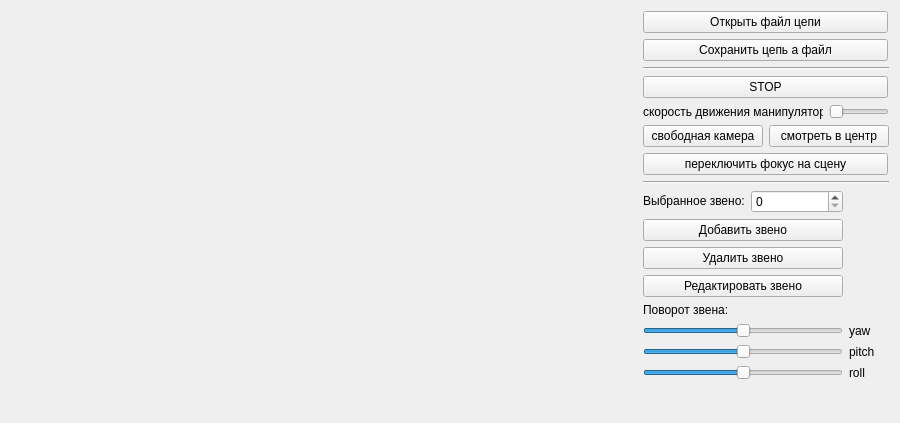
Qt form inverse_kinematics/mainwindow.ui (ozzbI/IK) before a commit.
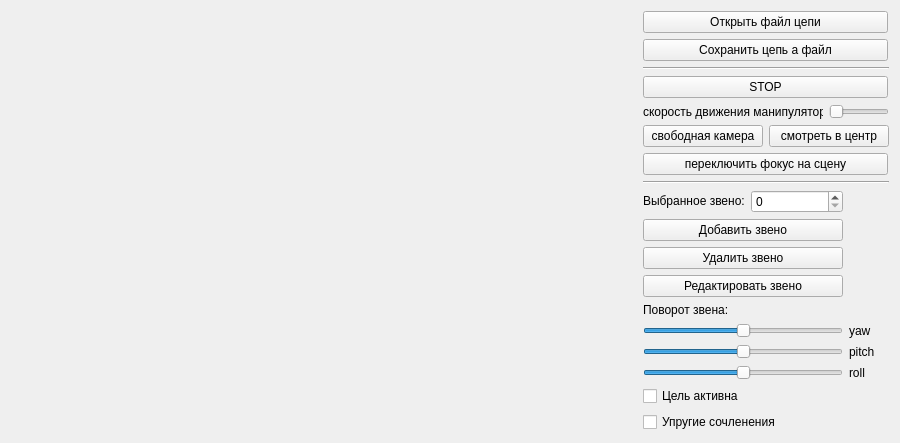
The same form after that commit.

The edit to the form file:
```diff
--- a/inverse_kinematics/mainwindow.ui
+++ b/inverse_kinematics/mainwindow.ui
@@ -427,7 +427,7 @@
           </property>
          </widget>
         </item>
-        <item row="9" column="0">
+        <item row="11" column="0">
          <spacer name="verticalSpacer">
           <property name="orientation">
            <enum>Qt::Vertical</enum>
@@ -443,6 +443,20 @@
           </property>
          </spacer>
         </item>
+        <item row="9" column="0">
+         <widget class="QCheckBox" name="Target_Activated_checkbox">
+          <property name="text">
+           <string>Цель активна</string>
+          </property>
+         </widget>
+        </item>
+        <item row="10" column="0">
+         <widget class="QCheckBox" name="elastic_joints_checkbox">
+          <property name="text">
+           <string>Упругие сочленения</string>
+          </property>
+         </widget>
+        </item>
        </layout>
       </item>
      </layout>
```
